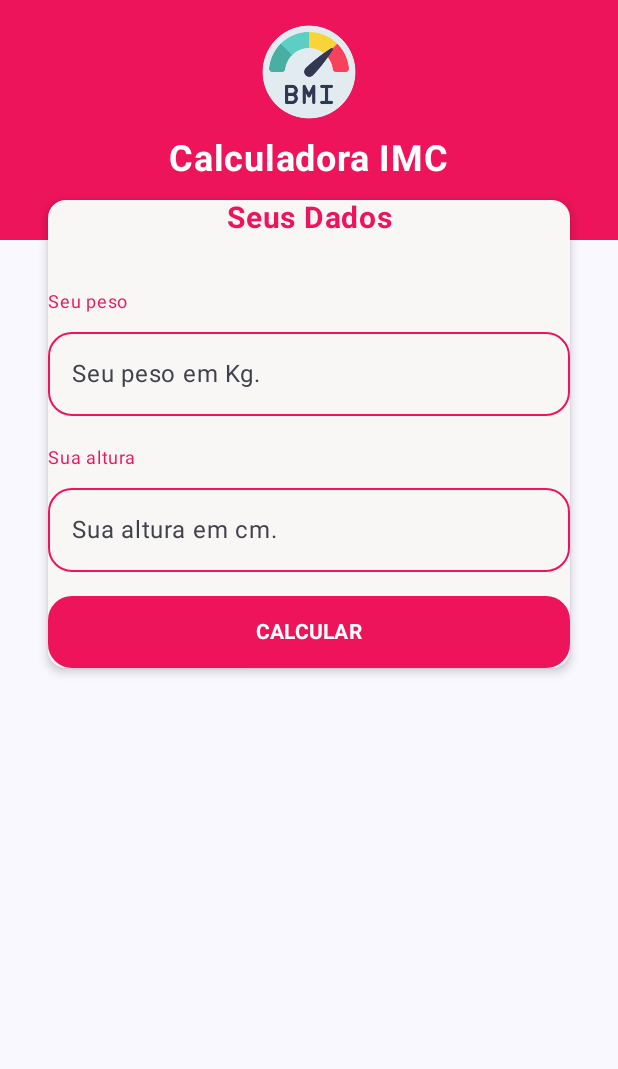
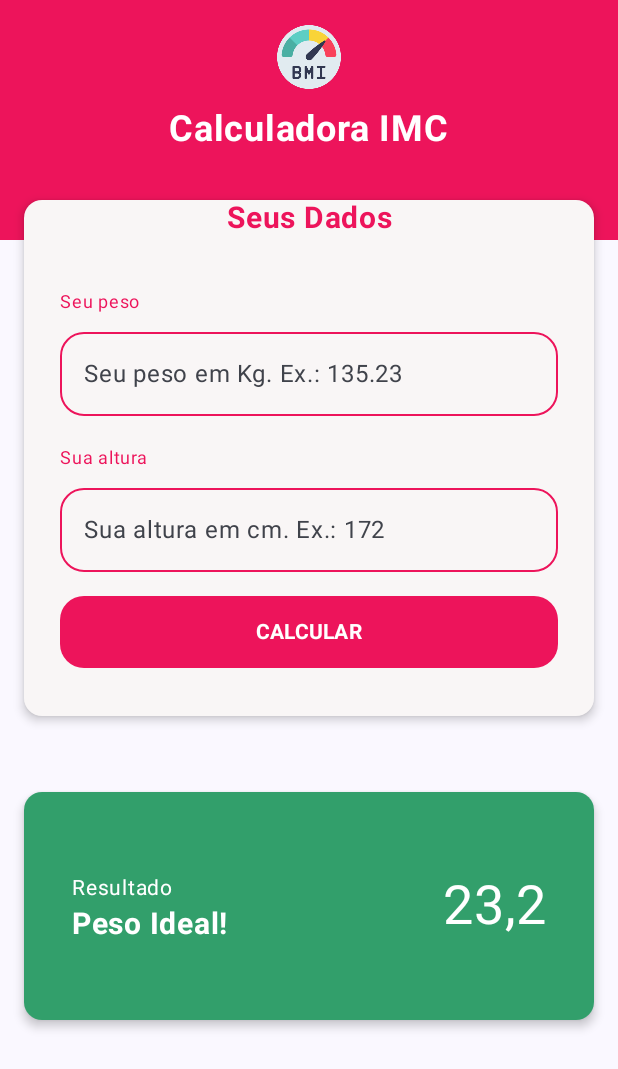
Before and after one commit to danilobossanova/imc, an Android app built with Jetpack Compose: the screen it shows after launch (MainActivity), on a phone screen of 412 x 824 dp. Shown: the top 1069 px of the screen. Run offline under Robolectric (Android 15) with nearby library versions, the phone set to English and light mode, and no system bars.

Commit message:
Criando o card de resultado

```diff
--- a/app/src/main/java/me/bossanovadanilo/imc/MainActivity.kt
+++ b/app/src/main/java/me/bossanovadanilo/imc/MainActivity.kt
@@ -8,6 +8,7 @@ import androidx.compose.foundation.Image
 import androidx.compose.foundation.background
 import androidx.compose.foundation.layout.Box
 import androidx.compose.foundation.layout.Column
+import androidx.compose.foundation.layout.Row
 import androidx.compose.foundation.layout.Spacer
 import androidx.compose.foundation.layout.fillMaxSize
 import androidx.compose.foundation.layout.fillMaxWidth
@@ -22,6 +23,7 @@ import androidx.compose.foundation.text.KeyboardOptions
 import androidx.compose.material3.Button
 import androidx.compose.material3.ButtonDefaults
 import androidx.compose.material3.Card
+import androidx.compose.material3.CardColors
 import androidx.compose.material3.CardDefaults
 import androidx.compose.material3.MaterialTheme
 import androidx.compose.material3.OutlinedTextField
@@ -29,6 +31,8 @@ import androidx.compose.material3.OutlinedTextFieldDefaults
 import androidx.compose.material3.Surface
 import androidx.compose.material3.Text
 import androidx.compose.runtime.Composable
+import androidx.compose.runtime.mutableStateOf
+import androidx.compose.runtime.remember
 import androidx.compose.ui.Alignment
 import androidx.compose.ui.Modifier
 import androidx.compose.ui.graphics.Color
@@ -62,10 +66,28 @@ class MainActivity : ComponentActivity() {
 
 @Composable
 fun ImcScreen() {
+
+    var peso = remember {
+           mutableStateOf("")
+    }
+
+
+    var altura = remember {
+        mutableStateOf("")
+    }
+
+    var imc = remember {
+        mutableStateOf("")
+    }
+
+    var statusImc = remember {
+        mutableStateOf("")
+    }
+
     Box(modifier = Modifier.fillMaxSize()) {
         Column(modifier = Modifier
             .fillMaxWidth()
-
+            .fillMaxSize()
         ) {
 
             // -------- Head --------
@@ -81,7 +103,7 @@ fun ImcScreen() {
                     painter = painterResource(id = R.drawable.bmi_logo_color),
                     contentDescription = "bmi",
                     modifier = Modifier
-                        .size(80.dp)
+                        .size(60.dp)
                         .padding(top = 16.dp)
                 )
 
@@ -99,7 +121,7 @@ fun ImcScreen() {
             // -------- Formulario ----------
             Column(modifier = Modifier
                 .fillMaxWidth()
-                .padding(horizontal = 32.dp))
+                .padding(horizontal = 16.dp))
             {
                 Card(modifier = Modifier
                     .offset(y = (-27).dp)
@@ -127,7 +149,7 @@ fun ImcScreen() {
 
                     Text(
                         text = "Seu peso",
-                        modifier = Modifier.padding(bottom = 8.dp),
+                        modifier = Modifier.padding(bottom = 8.dp, start = 24.dp),
                         fontSize = 12.sp,
                         fontWeight = FontWeight.Normal,
                         color = colorResource(id = R.color.vermelho_fiap)
@@ -136,9 +158,11 @@ fun ImcScreen() {
                     OutlinedTextField(
                         value = "",
                         onValueChange = {},
-                        modifier = Modifier.fillMaxWidth(),
+                        modifier = Modifier
+                            .fillMaxWidth()
+                            .padding(horizontal = 24.dp),
                         placeholder = {
-                            Text(text = "Seu peso em Kg.")
+                            Text(text = "Seu peso em Kg. Ex.: 135.23")
                         },
                         colors = OutlinedTextFieldDefaults.colors(
                             unfocusedBorderColor = colorResource(id = R.color.vermelho_fiap),
@@ -152,7 +176,7 @@ fun ImcScreen() {
 
                     Text(
                         text = "Sua altura",
-                        modifier = Modifier.padding(bottom = 8.dp),
+                        modifier = Modifier.padding(bottom = 8.dp, start = 24.dp),
                         fontSize = 12.sp,
                         fontWeight = FontWeight.Normal,
                         color = colorResource(id = R.color.vermelho_fiap)
@@ -161,10 +185,12 @@ fun ImcScreen() {
                     OutlinedTextField(
                         value = "",
                         onValueChange = {},
-                        modifier = Modifier.fillMaxWidth(),
+                        modifier = Modifier
+                            .fillMaxWidth()
+                            .padding(horizontal = 24.dp),
                         placeholder = {
                             Text(
-                                text = "Sua altura em cm."
+                                text = "Sua altura em cm. Ex.: 172"
                             )
                         },
                         colors = OutlinedTextFieldDefaults.colors(
@@ -181,7 +207,8 @@ fun ImcScreen() {
                         onClick = {},
                         modifier = Modifier
                             .fillMaxWidth()
-                            .height(48.dp),
+                            .height(48.dp)
+                            .padding(horizontal = 24.dp),
                         shape = RoundedCornerShape(16.dp),
                         colors = ButtonDefaults.buttonColors(containerColor = colorResource(id = R.color.vermelho_fiap))
                     ) {
@@ -193,9 +220,52 @@ fun ImcScreen() {
                         )
                     }
 
+                    Spacer(modifier = Modifier.height(32.dp))
+
+                } // Fim Card Formulario
+
+
+
+            }
+            // Fim do Column Formulario
+
+            // --- Card Resultado
+            Card(modifier = Modifier
+                .fillMaxWidth()
+                .height(200.dp)
+                .padding(horizontal = 16.dp, vertical = 24.dp),
+
+                colors = CardDefaults.cardColors(containerColor = Color(0xFF329F6B)),
+                elevation = CardDefaults.cardElevation(4.dp)
+            ) {
+                Row(
+                    verticalAlignment = Alignment.CenterVertically,
+                    modifier = Modifier
+                        .padding(horizontal = 32.dp)
+                        .fillMaxSize()
+
+                ) {
+                    Column {
+                        Text(text = "Resultado",
+                            color = Color.White,
+                            fontSize = 14.sp
+                        )
+                        Text(text = "Peso Ideal!",
+                            fontWeight = FontWeight.Bold,
+                            color = Color.White,
+                            fontSize = 20.sp
+                        )
+                    }
+
+                    Text(text = "23,2",
+                        modifier = Modifier.fillMaxWidth(),
+                        color = Color.White,
+                        fontSize = 36.sp,
+                        textAlign = TextAlign.End
+                    )
                 }
             }
-            // Fim do Formulario
+            //Fim do Card Resultado
 
         } // Fim Coluna Principal
 
```
